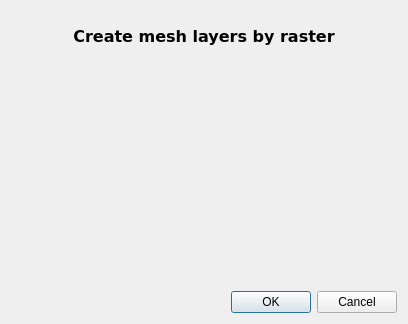
This is Gui/DataView/MshEdit.ui in ufz/ogs as Qt 5 draws it before an edit. The edited form follows.
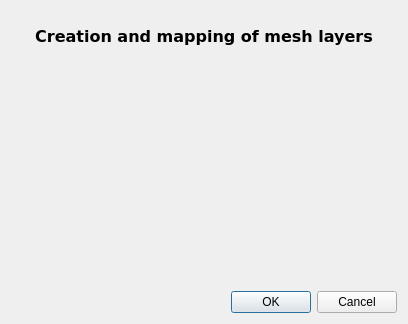
This is the edited form.

Commit message: expanded functionality of MshLayerMapper / MshEditDialog to also support adding layers individual thickness without raster files

```diff
--- a/Gui/DataView/MshEdit.ui
+++ b/Gui/DataView/MshEdit.ui
@@ -42,7 +42,7 @@
         <enum>Qt::LeftToRight</enum>
        </property>
        <property name="text">
-        <string>Create mesh layers by raster</string>
+        <string>Creation and mapping of mesh layers</string>
        </property>
        <property name="alignment">
         <set>Qt::AlignCenter</set>
```
The commit also changes 4 other files.
